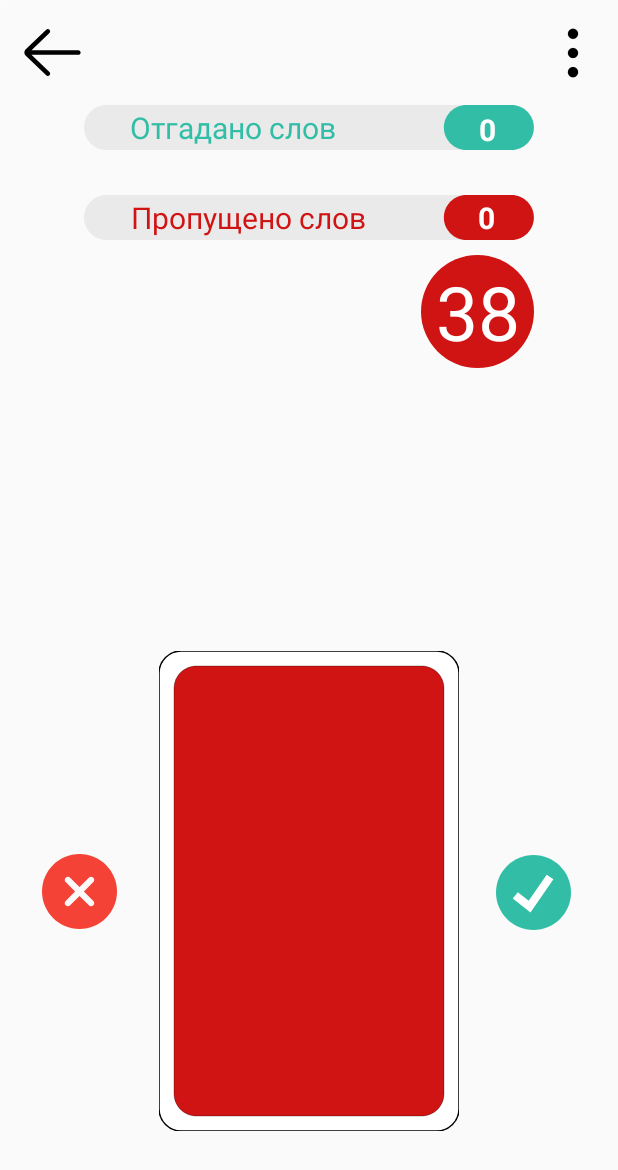
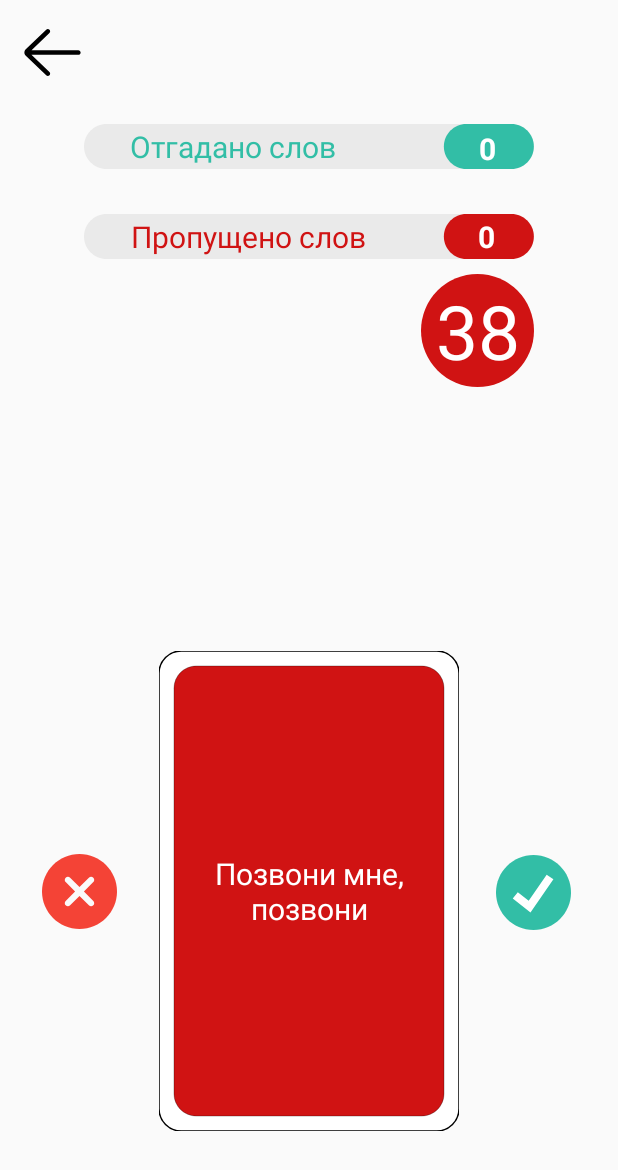
Before and after one commit to OSLL/practice20-alias, an Android app: the Round screen opened directly, with no data from a screen before it, on a phone screen of 412 x 824 dp. Shown: the top 1170 px of the screen. Run offline under Robolectric (Android 15) with nearby library versions, the phone set to English and light mode, and no system bars; 1 statement that could not run was skipped.

Commit message:
Незначительные изменения

```diff
--- a/app/src/main/res/layout/activity_round.xml
+++ b/app/src/main/res/layout/activity_round.xml
@@ -20,23 +20,13 @@
         android:id="@+id/roundTitle"
         android:layout_width="wrap_content"
         android:layout_height="wrap_content"
-        android:layout_marginTop="15dp"
         android:text="1 команда"
         android:textColor="@color/black"
-        android:textSize="18sp"
-        app:layout_constraintEnd_toStartOf="@+id/settings"
-        app:layout_constraintStart_toEndOf="@+id/backButton"
-        app:layout_constraintTop_toTopOf="parent" />
-
-    <Button
-        android:id="@+id/settings"
-        android:layout_width="40dp"
-        android:layout_height="40dp"
-        android:layout_marginTop="15dp"
-        android:layout_marginEnd="10dp"
-        android:background="@drawable/menu_button"
+        android:textSize="25sp"
+        app:layout_constraintBottom_toBottomOf="@id/backButton"
         app:layout_constraintEnd_toEndOf="parent"
-        app:layout_constraintTop_toTopOf="parent" />
+        app:layout_constraintStart_toStartOf="parent"
+        app:layout_constraintTop_toTopOf="@id/backButton" />
 
     <ImageView
         android:id="@+id/knowWordsImage"
@@ -127,12 +117,12 @@
         app:layout_constraintStart_toStartOf="@+id/knowWordsImage"
         app:layout_constraintTop_toBottomOf="@id/skipWordsImage" />
 
-    <Button
+    <ImageView
         android:id="@+id/cardImage"
         android:layout_width="200dp"
         android:layout_height="320dp"
         android:layout_marginBottom="70dp"
-        android:background="@drawable/card"
+        android:src="@drawable/card"
         android:clickable="true"
         app:layout_constraintBottom_toBottomOf="parent"
         app:layout_constraintEnd_toEndOf="parent"
@@ -150,13 +140,13 @@
 
     <Chronometer
         android:id="@+id/chronometer"
-        android:layout_width="75dp"
-        android:layout_height="75dp"
+        android:layout_width="50dp"
+        android:layout_height="50dp"
         android:countDown="true"
         android:format="%s"
         android:textColor="#FFFFFF"
         android:textSize="1sp"
-        android:visibility="visible"
+        android:visibility="invisible"
         app:layout_constraintStart_toStartOf="parent"
         app:layout_constraintTop_toTopOf="parent"
         tools:ignore="SmallSp" />
@@ -198,4 +188,17 @@
         tools:layout_editor_absoluteX="3dp"
         tools:layout_editor_absoluteY="440dp" />
 
+    <TextView
+        android:id="@+id/word"
+        android:layout_width="0dp"
+        android:layout_height="0dp"
+        android:gravity="center"
+        android:text="Позвони мне, позвони"
+        android:textColor="@color/white"
+        android:textSize="20sp"
+        app:layout_constraintBottom_toBottomOf="@+id/cardImage"
+        app:layout_constraintEnd_toEndOf="@+id/cardImage"
+        app:layout_constraintStart_toStartOf="@+id/cardImage"
+        app:layout_constraintTop_toTopOf="@+id/cardImage" />
+
 </androidx.constraintlayout.widget.ConstraintLayout>
--- a/app/src/main/res/layout/diaolog_team_name.xml
+++ b/app/src/main/res/layout/diaolog_team_name.xml
@@ -5,8 +5,8 @@
     android:layout_width="match_parent"
     android:layout_height="wrap_content"
     android:layout_gravity="center"
-    android:layout_marginStart="40dp"
-    android:layout_marginEnd="40dp"
+    android:layout_marginStart="20dp"
+    android:layout_marginEnd="20dp"
     app:layout_constraintBottom_toBottomOf="parent"
     app:layout_constraintTop_toTopOf="parent"
     android:padding="10dp">
@@ -17,7 +17,7 @@
         android:layout_height="wrap_content"
         android:text="Название команды"
         android:textColor="@color/black"
-        android:textSize="20sp"
+        android:textSize="22sp"
         app:layout_constraintEnd_toEndOf="parent"
         app:layout_constraintStart_toStartOf="parent"
         app:layout_constraintTop_toTopOf="parent" />
```
Also changed, not shown: app/src/main/res/anim/buttons_anim.xml (added, +8 -0 lines), app/src/main/res/layout/activity_game.xml (+6 -1 lines).
